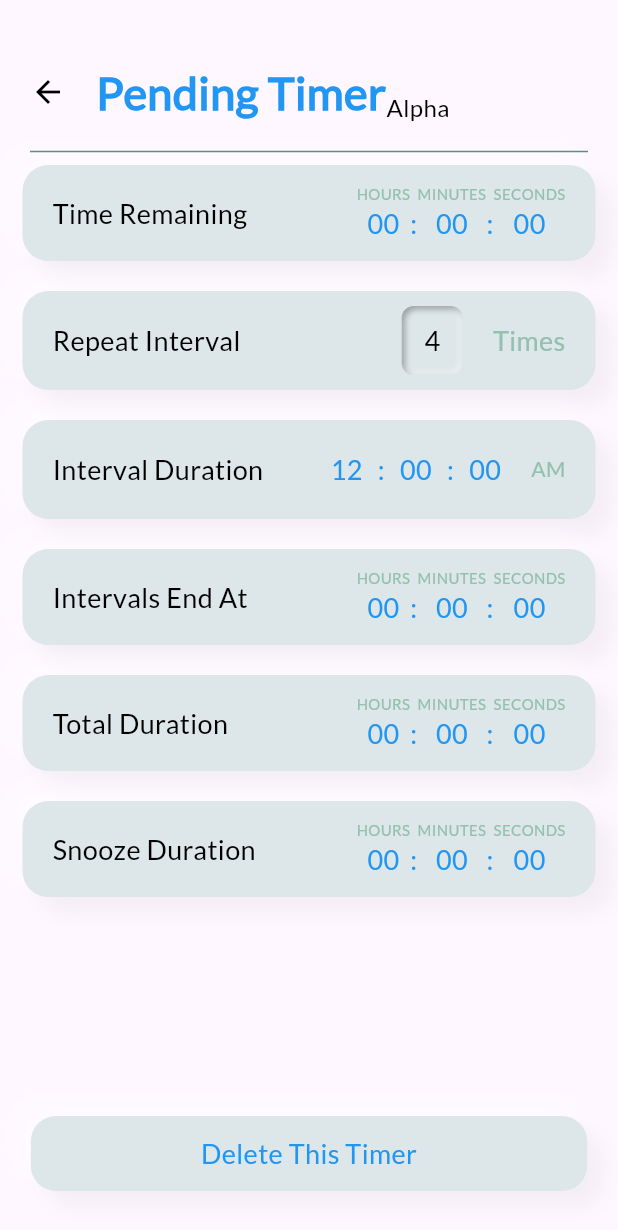
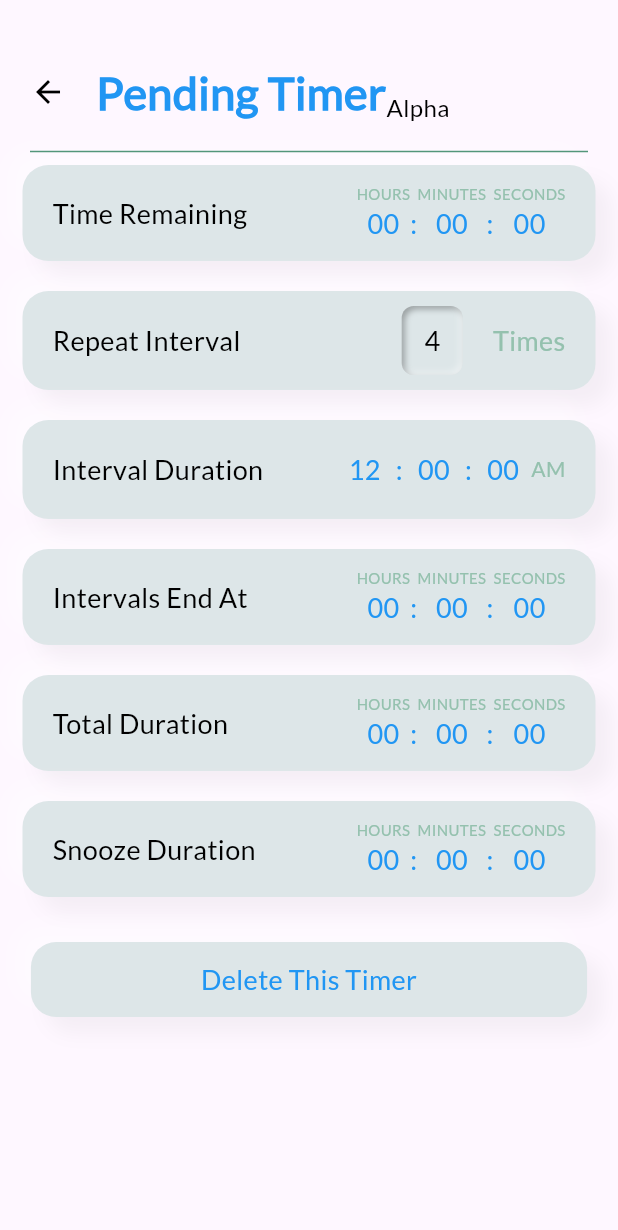
Before and after one commit to thecompletesoftech/alarmclock, a Flutter app: the AddMIVSTimer screen opened directly, after a tap on "Go", on a phone screen of 412 x 824 dp. Shown: the top 1230 px of the screen. Run offline on Flutter 3.47's test engine with Material 3 defaults, Android fonts, the phone set to English and light mode, and no system bars; our stand-ins replace analog_clock, carousel_slider, dots_indicator, flutter_neumorphic_plus, flutter_svg, get.

Commit message:
setup naviagtion

```diff
--- a/lib/Config/Localstring.dart
+++ b/lib/Config/Localstring.dart
@@ -12,6 +12,7 @@ const lap = 'Lap';
 const start = 'Start';
 const forgotpassword = "Forgot Password?";
 const account = 'Don’t have an account? ';
+const alreadyaccount = 'Already have an account? ';
 const requiredtext = 'Please enter ';
 const emailerrormsg = 'valid email';
 const passworderrormsg = 'valid password';
--- a/lib/View/Auth/SignIn/SignIn.dart
+++ b/lib/View/Auth/SignIn/SignIn.dart
@@ -1,6 +1,7 @@
 import 'package:clockalarm/Config/Import.dart';
 import 'package:clockalarm/View/Auth/ForgotPassword/ForgotPaasword.dart';
 import 'package:clockalarm/View/Auth/SignUp/View/SignUp.dart';
+import 'package:clockalarm/View/BottomNavigation/BottomNavigation.dart';
 import 'package:clockalarm/View/WorldClock/WorldClock.dart';
 import 'package:clockalarm/Widgets/ButtonWidget.dart';
 import 'package:flutter/gestures.dart';
@@ -137,7 +138,7 @@ class _SignInState extends State<SignIn> {
                             emailerror = false;
                             passworderror = false;
                           });
-                          nextscreen(context, MIVSTimer());
+                          nextscreen(context, NewBottomNavigator());
                         }
                       },
                     ),
--- a/lib/View/MIVSTimer/AddMiIVsTimer.dart
+++ b/lib/View/MIVSTimer/AddMiIVsTimer.dart
@@ -23,6 +23,7 @@ class _AddMIVSTimerState extends State<AddMIVSTimer> {
             titletext: timertext,
             showdivider: true,
             showbtn: true,
+            showarrow: true,
             showlistbtn: false,
           )),
       body: Padding(
@@ -32,33 +33,32 @@ class _AddMIVSTimerState extends State<AddMIVSTimer> {
             Expanded(
               child: Column(
                 children: [
-                   Intervalend(
+                  SizedBox(height: 25),
+                  Intervalend(
                     title: interduration,
                     hour: "12",
                     minute: "00",
                     second: "00",
                     medium: "AM",
                   ),
-                  SizedBox(height: 10),
+                  SizedBox(height: 25),
                   IntervalCard(
                     title: reperatinterval,
                     interval: 4,
                   ),
-                  SizedBox(height: 20),
-
-                  SizedBox(height: 20),
+                  SizedBox(height: 25),
                   Timercard(
                       title: intervalend,
                       hour: "00",
                       minute: "00",
                       second: "00"),
-                  SizedBox(height: 20),
+                  SizedBox(height: 25),
                   Timercard(
                       title: totalduration,
                       hour: "00",
                       minute: "00",
                       second: "00"),
-                  SizedBox(height: 20),
+                  SizedBox(height: 25),
                   Timercard(
                       title: snoozetxt, hour: "00", minute: "00", second: "00"),
                 ],
--- a/lib/View/MIVSTimer/AlarmTimesUp.dart
+++ b/lib/View/MIVSTimer/AlarmTimesUp.dart
@@ -23,6 +23,7 @@ class _AlramTimesupState extends State<AlramTimesup> {
             ],
             titletext: alarm,
             showdivider: true,
+            showarrow: true,
             showlistbtn: true,
             showsubtitle: true,
             subtitle: timeuptext,
@@ -31,8 +32,8 @@ class _AlramTimesupState extends State<AlramTimesup> {
         padding: const EdgeInsets.symmetric(horizontal: 15.0),
         child: Column(
           children: [
-            checkbox(),
-            checkbox(),
+            // checkbox(),
+            // checkbox(),
             ButtonWidget(
               name: proceed,
               txtstyle: MyTextStyle.mw40020,
--- a/lib/View/MIVSTimer/MIVSTime.dart
+++ b/lib/View/MIVSTimer/MIVSTime.dart
@@ -15,7 +15,7 @@ class _MIVSTimerState extends State<MIVSTimer> {
           preferredSize: Size.fromHeight(100),
           child: CustomeAppbar(list: [
             {"icon": "assets/add.png", "screenname": AddMIVSTimer()},
-            {"icon": "assets/person.png", "screenname": null},
+            {"icon": "assets/person.png", "screenname": Profile()},
           ], titletext: timertext,showdivider: true,)),
       body: SingleChildScrollView(
         child: Padding(
--- a/lib/View/MIVSTimer/PendingTimer.dart
+++ b/lib/View/MIVSTimer/PendingTimer.dart
@@ -24,15 +24,16 @@ class _PendingTimerState extends State<PendingTimer> {
             titletext: pendingtime,
             showdivider: true,
             showlistbtn: false,
+            showarrow: true,
             showsubtitle: true,
             subtitle: "Alpha",
           )),
       body: Padding(
         padding: const EdgeInsets.symmetric(horizontal: 15.0),
+        child: SingleChildScrollView(
           child: Column(
             children: [
-            Expanded(
-              child: Column(
+              Column(
                 children: [
                   SizedBox(height: 10),
                   Timercard(
@@ -70,7 +71,6 @@ class _PendingTimerState extends State<PendingTimer> {
                       title: snoozetxt, hour: "00", minute: "00", second: "00"),
                 ],
               ),
-            ),
               SizedBox(height: 30),
               widget.showbtn == true
                   ? Row(
@@ -105,6 +105,7 @@ class _PendingTimerState extends State<PendingTimer> {
             ],
           ),
         ),
+      ),
     );
   }
 }
--- a/lib/View/SplashScreen.dart
+++ b/lib/View/SplashScreen.dart
@@ -1,6 +1,4 @@
 import 'dart:async';
-
-import 'package:clockalarm/View/BottomNavigation/BottomNavigation.dart';
 
 import '../Config/Import.dart';
 
@@ -16,7 +14,7 @@ class _SplashScreenState extends State<SplashScreen> {
     super.initState();
     Timer(
       Duration(seconds: 3),
-      () => nextscreenwithoutback(context, NewBottomNavigator()),
+      () => nextscreenwithoutback(context, SignIn()),
     );
   }
 
--- a/lib/View/Stopwatch/Stopwatch.dart
+++ b/lib/View/Stopwatch/Stopwatch.dart
@@ -16,7 +16,7 @@ class _StopwatchScreenState extends State<StopwatchScreen> {
       appBar: PreferredSize(
           preferredSize: Size.fromHeight(100),
           child: CustomeAppbar(list: [
-            {"icon": Icons.person_outline_outlined, "screenname": null},
+            {"icon": "assets/person.png", "screenname": Profile()},
           ], titletext: stopwatch)),
       body: SingleChildScrollView(
         physics: BouncingScrollPhysics(),
@@ -50,7 +50,7 @@ class _StopwatchScreenState extends State<StopwatchScreen> {
             ListView.builder(
                 physics: NeverScrollableScrollPhysics(),
                 shrinkWrap: true,
-                itemCount: 10,
+                itemCount: 1,
                 itemBuilder: (context, index) {
                   return AlramCard(
                     showmedium: true,
--- a/lib/Widgets/Appbar.dart
+++ b/lib/Widgets/Appbar.dart
@@ -8,6 +8,7 @@ class CustomeAppbar extends StatelessWidget {
   final subtitle;
   final showsubtitle;
   final showbtn;
+  final showarrow;
   const CustomeAppbar(
       {super.key,
       this.titletext,
@@ -16,7 +17,8 @@ class CustomeAppbar extends StatelessWidget {
       this.showlistbtn = true,
       this.subtitle,
       this.showsubtitle = false,
-      this.showbtn = false});
+      this.showbtn = false,
+      this.showarrow = false});
 
   @override
   Widget build(BuildContext context) {
@@ -31,6 +33,7 @@ class CustomeAppbar extends StatelessWidget {
               Row(
                 crossAxisAlignment: CrossAxisAlignment.end,
                 children: [
+                  if (showarrow)
                     GestureDetector(
                       onTap: (() {
                         backscreen(context);
@@ -56,7 +59,7 @@ class CustomeAppbar extends StatelessWidget {
               ),
               if (showlistbtn)
                 Container(
-                    height: 50,
+                    height: 40,
                     child: ListView.builder(
                         itemCount: list.length,
                         shrinkWrap: true,
@@ -68,8 +71,8 @@ class CustomeAppbar extends StatelessWidget {
                               nextscreen(context, list[index]['screenname']);
                             }),
                             child: Container(
-                                height: 50,
-                                width: 50,
+                                height: 40,
+                                width: 40,
                                 alignment: Alignment.center,
                                 decoration: Utils().decoration(
                                     cntx: context,
@@ -79,8 +82,8 @@ class CustomeAppbar extends StatelessWidget {
                                 child: Image.asset(
                                   list[index]['icon'],
                                   color: NeumorphicTheme.accentColor(context),
-                                  height: 25,
-                                  width: 25,
+                                  height: 20,
+                                  width: 20,
                                 )).paddingOnly(left: 10),
                           );
                         })),
--- a/lib/Widgets/IntervalendCard.dart
+++ b/lib/Widgets/IntervalendCard.dart
@@ -86,7 +86,7 @@ class Intervalend extends StatelessWidget {
                         style: MyTextStyle.mw40018,
                         color: NeumorphicTheme.accentColor(context)),
                   ),
-                  SizedBox(width: 20),
+                  SizedBox(width: 8),
                   Text(
                     medium,
                     style: MyTextStyle.Dynamic(
```
Also changed, not shown: lib/Config/Import.dart (+8 -0 lines), lib/View/Auth/ForgotPassword/ForgotPaasword.dart (+9 -9 lines), lib/View/Auth/Profile/History.dart (+13 -9 lines), lib/View/Auth/Profile/Profile.dart (+9 -4 lines), lib/View/Auth/SignUp/View/SignUp.dart (+18 -0 lines), lib/View/BottomNavigation/BottomNavigation.dart (+7 -6 lines), lib/View/WorldClock/WorldClock.dart (+9 -70 lines), lib/View/alarm/Alarmhome.dart (+6 -4 lines), assets/edit.png (added). Lines whose indentation alone changed are shown as unchanged.
